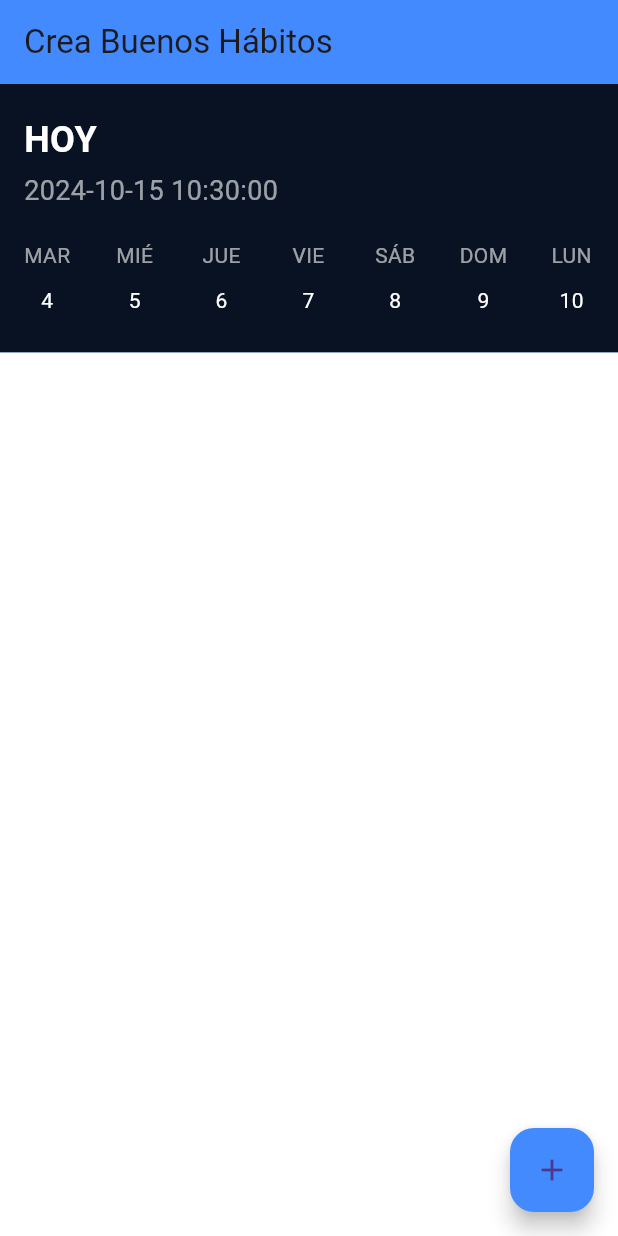
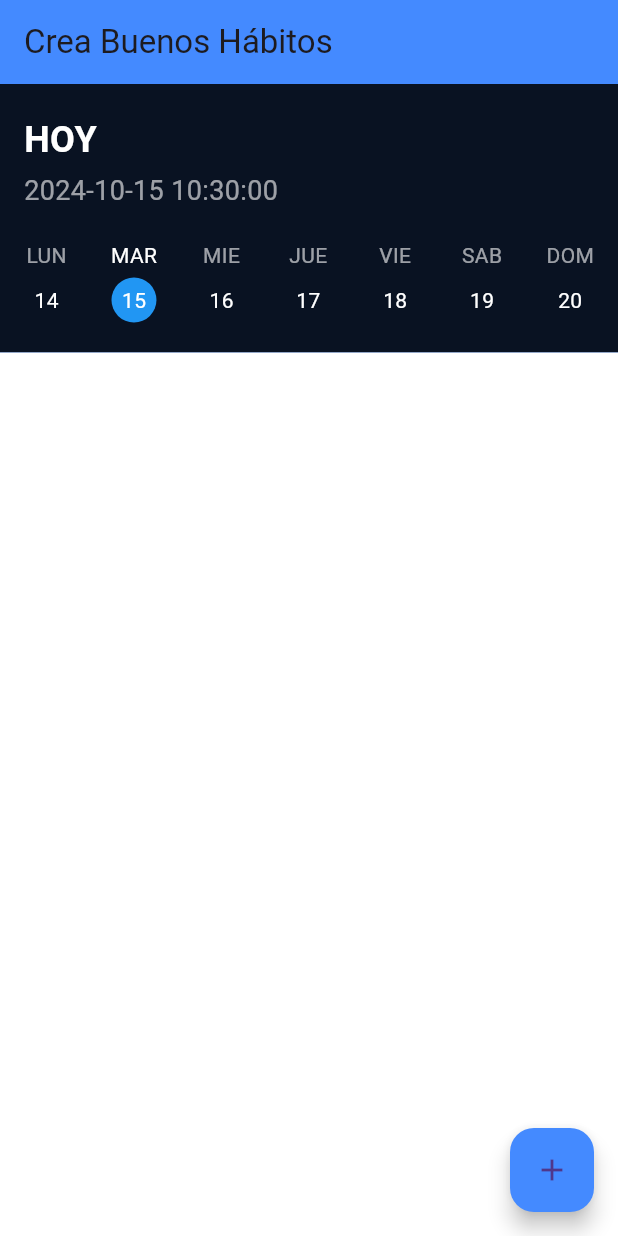
Before and after one commit to daniFlakk/habit_tracker, a Flutter app: the screen it shows after launch, on a phone screen of 412 x 824 dp. Run offline on Flutter 3.47's test engine with Material 3 defaults, Android fonts, the phone set to English and light mode, and no system bars.

Commit message:
calendario al día

```diff
--- a/lib/widgets/calendar_select.dart
+++ b/lib/widgets/calendar_select.dart
@@ -4,7 +4,7 @@ import 'package:intl/intl.dart';
 class CalendarWidget extends StatelessWidget {
   final int selectedDay;
   final Function(int) onDaySelected;
-  int today = DateTime.now().day;
+  DateTime today = DateTime.now();
   String formattedDate =
       DateFormat('yyyy-MM-dd HH:mm:ss').format(DateTime.now());
 
@@ -31,13 +31,13 @@ class CalendarWidget extends StatelessWidget {
           Row(
             mainAxisAlignment: MainAxisAlignment.spaceBetween,
             children: [
-              _buildDay("MAR", 4),
-              _buildDay("MIÉ", 5),
-              _buildDay("JUE", 6),
-              _buildDay("VIE", 7),
-              _buildDay("SÁB", 8),
-              _buildDay("DOM", 9),
-              _buildDay("LUN", 10),
+              _buildDay("LUN", today.day - 1),
+              _buildDay("MAR", today.day),
+              _buildDay("MIE", today.day + 1),
+              _buildDay("JUE", today.day + 2),
+              _buildDay("VIE", today.day + 3),
+              _buildDay("SAB", today.day + 4),
+              _buildDay("DOM", today.day + 5),
             ],
           ),
         ],
```
